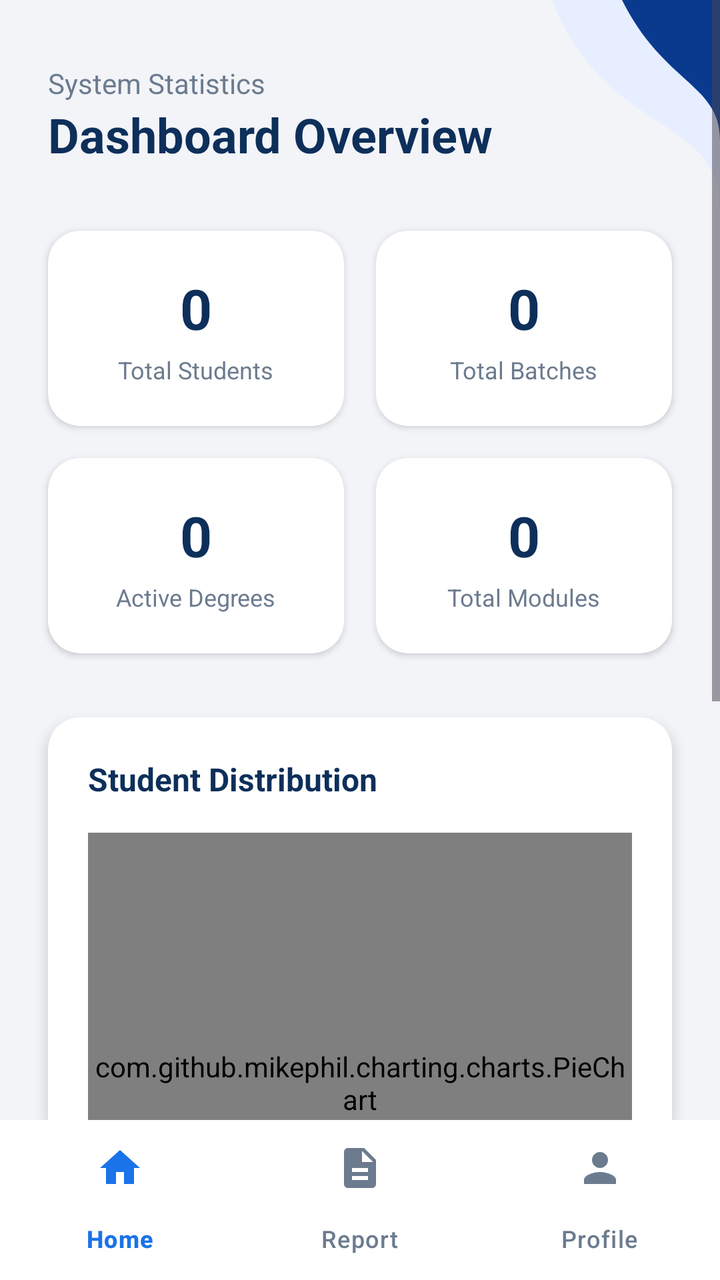
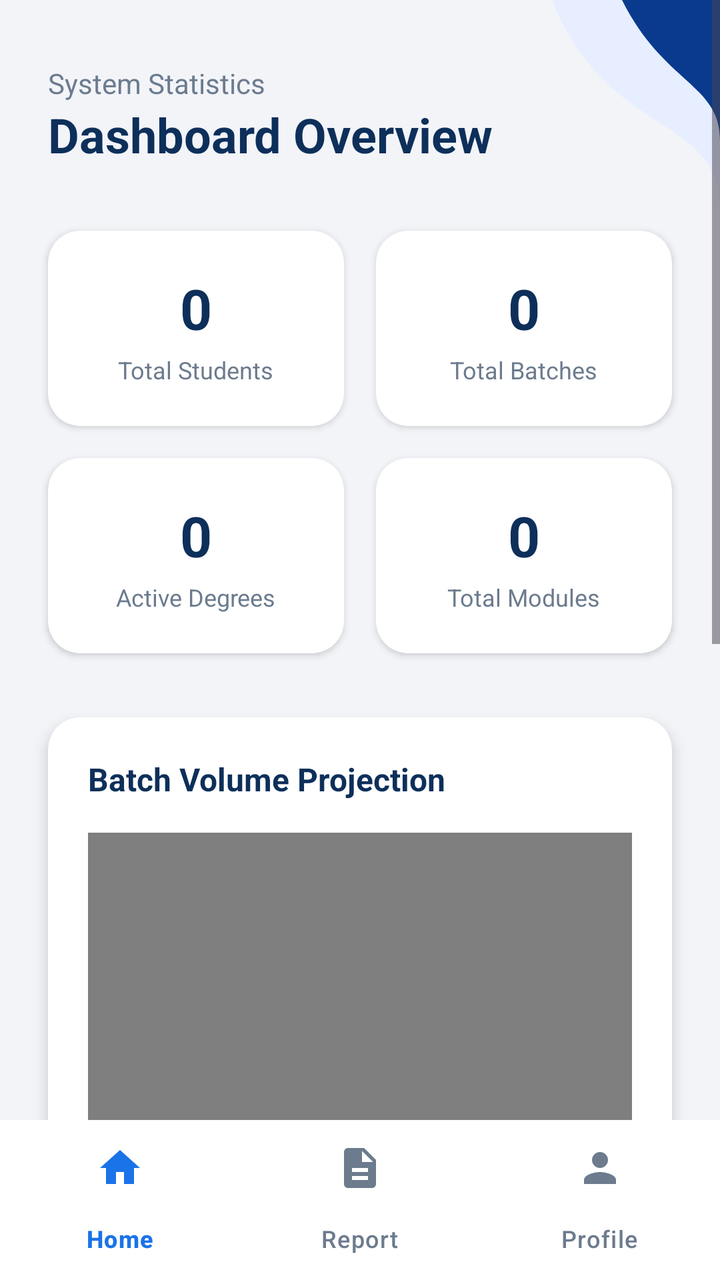

An Android layout rendered at two revisions. The XML below is the earlier revision; the diff shows what the commit changed to produce the second picture.
<!-- AndroidManifest.xml: application theme Theme.FinalYearProjectNew -->
<!-- res/layout/activity_admin_report.xml -->
<?xml version="1.0" encoding="utf-8"?>
<androidx.constraintlayout.widget.ConstraintLayout xmlns:android="http://schemas.android.com/apk/res/android"
    xmlns:app="http://schemas.android.com/apk/res-auto"
    xmlns:tools="http://schemas.android.com/tools"
    android:layout_width="match_parent"
    android:layout_height="match_parent"
    android:background="@color/appBackground"
    tools:context=".AdminReportActivity">

    
    <ImageView
        android:layout_width="140dp"
        android:layout_height="140dp"
        android:src="@drawable/top_right"
        app:layout_constraintTop_toTopOf="parent"
        app:layout_constraintEnd_toEndOf="parent" />

    <ScrollView
        android:layout_width="match_parent"
        android:layout_height="0dp"
        android:fillViewport="true"
        app:layout_constraintTop_toTopOf="parent"
        app:layout_constraintBottom_toTopOf="@id/bottomNavigationAdmin">

        <androidx.constraintlayout.widget.ConstraintLayout
            android:layout_width="match_parent"
            android:layout_height="wrap_content"
            android:paddingBottom="48dp">

            
            <TextView
                android:id="@+id/tvReportTitle"
                android:layout_width="wrap_content"
                android:layout_height="wrap_content"
                android:layout_marginTop="32dp"
                android:layout_marginStart="24dp"
                android:text="System Statistics"
                android:textColor="@color/textColorSecondary"
                android:textSize="14sp"
                app:layout_constraintStart_toStartOf="parent"
                app:layout_constraintTop_toTopOf="parent" />

            <TextView
                android:id="@+id/tvReportSummary"
                android:layout_width="wrap_content"
                android:layout_height="wrap_content"
                android:text="Dashboard Overview"
                android:textColor="@color/textColorPrimary"
                android:textSize="24sp"
                android:textStyle="bold"
                app:layout_constraintStart_toStartOf="@id/tvReportTitle"
                app:layout_constraintTop_toBottomOf="@id/tvReportTitle" />

            
            <GridLayout
                android:id="@+id/gridStats"
                android:layout_width="match_parent"
                android:layout_height="wrap_content"
                android:layout_marginHorizontal="16dp"
                android:layout_marginTop="24dp"
                android:columnCount="2"
                android:rowCount="2"
                app:layout_constraintTop_toBottomOf="@id/tvReportSummary">

                
                <androidx.cardview.widget.CardView
                    android:layout_width="0dp"
                    android:layout_height="wrap_content"
                    android:layout_columnWeight="1"
                    android:layout_rowWeight="1"
                    android:layout_margin="8dp"
                    app:cardBackgroundColor="@color/inputBackground"
                    app:cardCornerRadius="16dp"
                    app:cardElevation="2dp">
                    <LinearLayout
                        android:layout_width="match_parent"
                        android:layout_height="wrap_content"
                        android:gravity="center"
                        android:orientation="vertical"
                        android:padding="20dp">
                        <TextView
                            android:id="@+id/tvTotalStudents"
                            android:layout_width="wrap_content"
                            android:layout_height="wrap_content"
                            android:text="0"
                            android:textColor="@color/colorPrimary"
                            android:textSize="28sp"
                            android:textStyle="bold" />
                        <TextView
                            android:layout_width="wrap_content"
                            android:layout_height="wrap_content"
                            android:layout_marginTop="4dp"
                            android:text="Total Students"
                            android:textColor="@color/textColorSecondary"
                            android:textSize="12sp" />
                    </LinearLayout>
                </androidx.cardview.widget.CardView>

                
                <androidx.cardview.widget.CardView
                    android:layout_width="0dp"
                    android:layout_height="wrap_content"
                    android:layout_columnWeight="1"
                    android:layout_rowWeight="1"
                    android:layout_margin="8dp"
                    app:cardBackgroundColor="@color/inputBackground"
                    app:cardCornerRadius="16dp"
                    app:cardElevation="2dp">
                    <LinearLayout
                        android:layout_width="match_parent"
                        android:layout_height="wrap_content"
                        android:gravity="center"
                        android:orientation="vertical"
                        android:padding="20dp">
                        <TextView
                            android:id="@+id/tvTotalBatches"
                            android:layout_width="wrap_content"
                            android:layout_height="wrap_content"
                            android:text="0"
                            android:textColor="@color/colorPrimary"
                            android:textSize="28sp"
                            android:textStyle="bold" />
                        <TextView
                            android:layout_width="wrap_content"
                            android:layout_height="wrap_content"
                            android:layout_marginTop="4dp"
                            android:text="Total Batches"
                            android:textColor="@color/textColorSecondary"
                            android:textSize="12sp" />
                    </LinearLayout>
                </androidx.cardview.widget.CardView>

                
                <androidx.cardview.widget.CardView
                    android:layout_width="0dp"
                    android:layout_height="wrap_content"
                    android:layout_columnWeight="1"
                    android:layout_rowWeight="1"
                    android:layout_margin="8dp"
                    app:cardBackgroundColor="@color/inputBackground"
                    app:cardCornerRadius="16dp"
                    app:cardElevation="2dp">
                    <LinearLayout
                        android:layout_width="match_parent"
                        android:layout_height="wrap_content"
                        android:gravity="center"
                        android:orientation="vertical"
                        android:padding="20dp">
                        <TextView
                            android:id="@+id/tvTotalDegrees"
                            android:layout_width="wrap_content"
                            android:layout_height="wrap_content"
                            android:text="0"
                            android:textColor="@color/colorPrimary"
                            android:textSize="28sp"
                            android:textStyle="bold" />
                        <TextView
                            android:layout_width="wrap_content"
                            android:layout_height="wrap_content"
                            android:layout_marginTop="4dp"
                            android:text="Active Degrees"
                            android:textColor="@color/textColorSecondary"
                            android:textSize="12sp" />
                    </LinearLayout>
                </androidx.cardview.widget.CardView>

                
                <androidx.cardview.widget.CardView
                    android:layout_width="0dp"
                    android:layout_height="wrap_content"
                    android:layout_columnWeight="1"
                    android:layout_rowWeight="1"
                    android:layout_margin="8dp"
                    app:cardBackgroundColor="@color/inputBackground"
                    app:cardCornerRadius="16dp"
                    app:cardElevation="2dp">
                    <LinearLayout
                        android:layout_width="match_parent"
                        android:layout_height="wrap_content"
                        android:gravity="center"
                        android:orientation="vertical"
                        android:padding="20dp">
                        <TextView
                            android:id="@+id/tvTotalModules"
                            android:layout_width="wrap_content"
                            android:layout_height="wrap_content"
                            android:text="0"
                            android:textColor="@color/colorPrimary"
                            android:textSize="28sp"
                            android:textStyle="bold" />
                        <TextView
                            android:layout_width="wrap_content"
                            android:layout_height="wrap_content"
                            android:layout_marginTop="4dp"
                            android:text="Total Modules"
                            android:textColor="@color/textColorSecondary"
                            android:textSize="12sp" />
                    </LinearLayout>
                </androidx.cardview.widget.CardView>
            </GridLayout>

            
            <androidx.cardview.widget.CardView
                android:id="@+id/cardChart"
                android:layout_width="match_parent"
                android:layout_height="wrap_content"
                android:layout_marginHorizontal="24dp"
                android:layout_marginTop="24dp"
                app:cardBackgroundColor="@color/inputBackground"
                app:cardCornerRadius="16dp"
                app:cardElevation="4dp"
                app:layout_constraintTop_toBottomOf="@id/gridStats">
                <LinearLayout
                    android:layout_width="match_parent"
                    android:layout_height="wrap_content"
                    android:orientation="vertical"
                    android:padding="20dp">
                    <TextView
                        android:layout_width="wrap_content"
                        android:layout_height="wrap_content"
                        android:text="Student Distribution"
                        android:textColor="@color/textColorPrimary"
                        android:textSize="16sp"
                        android:textStyle="bold"
                        android:layout_marginBottom="16dp" />

                    <com.github.mikephil.charting.charts.PieChart
                        android:id="@+id/pieChartDistribution"
                        android:layout_width="match_parent"
                        android:layout_height="250dp" />
                </LinearLayout>
            </androidx.cardview.widget.CardView>

            
            <androidx.appcompat.widget.AppCompatButton
                android:id="@+id/btnExportStudents"
                android:layout_width="match_parent"
                android:layout_height="56dp"
                android:layout_marginHorizontal="24dp"
                android:layout_marginTop="32dp"
                android:background="@drawable/bg_gradient_button"
                android:text="Export Student List (CSV)"
                android:textAllCaps="false"
                android:textColor="@android:color/white"
                android:textSize="16sp"
                android:textStyle="bold"
                app:layout_constraintTop_toBottomOf="@id/cardChart" />

            <androidx.appcompat.widget.AppCompatButton
                android:id="@+id/btnDownloadLogs"
                android:layout_width="match_parent"
                android:layout_height="56dp"
                android:layout_marginHorizontal="24dp"
                android:layout_marginTop="16dp"
                android:background="@drawable/bg_outline_button"
                android:text="Download Activity Logs"
                android:textAllCaps="false"
                android:textColor="@color/colorPrimary"
                android:textSize="16sp"
                android:textStyle="bold"
                app:layout_constraintTop_toBottomOf="@id/btnExportStudents" />

        </androidx.constraintlayout.widget.ConstraintLayout>
    </ScrollView>

    
    <com.google.android.material.bottomnavigation.BottomNavigationView
        android:id="@+id/bottomNavigationAdmin"
        android:layout_width="match_parent"
        android:layout_height="wrap_content"
        android:background="@color/inputBackground"
        app:itemIconTint="@color/nav_item_color_state"
        app:itemTextColor="@color/nav_item_color_state"
        app:menu="@menu/bottom_nav_menu_admin"
        app:layout_constraintBottom_toBottomOf="parent" />

</androidx.constraintlayout.widget.ConstraintLayout>
<!-- resources referenced by this layout -->
<resources>
  <color name="appBackground">#F2F4F8</color>
  <color name="colorPrimary">#0D2F5A</color>
  <color name="inputBackground">#FFFFFF</color>
  <color name="textColorPrimary">#0D2F5A</color>
  <color name="textColorSecondary">#6C7B8E</color>
  <!-- drawable bg_gradient_button (drawable) -->
  <?xml version="1.0" encoding="utf-8"?>
  <selector xmlns:android="http://schemas.android.com/apk/res/android">
      <item>
          <shape android:shape="rectangle">
              <gradient
                  android:startColor="@color/buttonGradientStart"
                  android:endColor="@color/buttonGradientEnd"
                  android:angle="0" />
              <corners android:radius="24dp" />
          </shape>
      </item>
  </selector>
  <!-- drawable bg_outline_button (drawable) -->
  <?xml version="1.0" encoding="utf-8"?>
  <shape xmlns:android="http://schemas.android.com/apk/res/android"
      android:shape="rectangle">
      <solid android:color="@android:color/transparent" />
      <stroke android:width="2dp" android:color="@color/colorAccent" />
      <corners android:radius="24dp" />
  </shape>
  <!-- drawable top_right (drawable) -->
  <vector xmlns:android="http://schemas.android.com/apk/res/android"
      android:width="200dp" android:height="200dp"
      android:viewportWidth="200" android:viewportHeight="200">
      <path android:fillColor="@color/colorLightBlue"
          android:pathData="M80,0 C120,100 200,80 200,150 L200,0 Z"/>
      <path android:fillColor="@color/colorGradientStart"
          android:pathData="M130,0 C160,60 200,60 200,100 L200,0 Z"/>
  </vector>
  <style name="Theme.FinalYearProjectNew" parent="Base.Theme.FinalYearProjectNew" />
  <color name="buttonGradientStart">#0161D7</color>
  <color name="buttonGradientEnd">#0088FE</color>
  <color name="colorAccent">#057BFE</color>
  <color name="colorLightBlue">#E6EEFF</color>
  <color name="colorGradientStart">#093A8E</color>
  <style name="Base.Theme.FinalYearProjectNew" parent="Theme.Material3.DayNight.NoActionBar">
          
          
      </style>
</resources>

<!-- the commit's change to res/layout/activity_admin_report.xml (unified diff, before → after) -->
@@ -218,16 +218,16 @@
                     <TextView
                         android:layout_width="wrap_content"
                         android:layout_height="wrap_content"
-                        android:text="Student Distribution"
+                        android:text="Batch Volume Projection"
                         android:textColor="@color/textColorPrimary"
                         android:textSize="16sp"
                         android:textStyle="bold"
                         android:layout_marginBottom="16dp" />
 
-                    <com.github.mikephil.charting.charts.PieChart
-                        android:id="@+id/pieChartDistribution"
-                        android:layout_width="match_parent"
-                        android:layout_height="250dp" />
+                    <com.github.mikephil.charting.charts.BarChart
+                        android:id="@+id/barChartVolume"
+                        android:layout_width="match_parent"
+                        android:layout_height="330dp" />
                 </LinearLayout>
             </androidx.cardview.widget.CardView>
 
